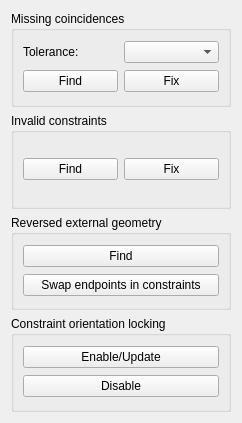
Old version of the form src/Mod/Sketcher/Gui/TaskSketcherValidation.ui in the repository DeepSOIC/FreeCAD-ellipse.
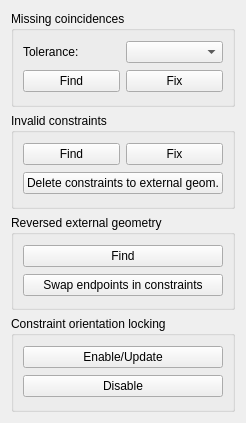
New version of the form.

Commit message: Sketch:Validation: fix forgotten transactions + add a button to delete all constraints to external geometry.

Patch:
```diff
--- a/src/Mod/Sketcher/Gui/TaskSketcherValidation.ui
+++ b/src/Mod/Sketcher/Gui/TaskSketcherValidation.ui
@@ -34,6 +34,13 @@
         </property>
        </widget>
       </item>
+      <item row="1" column="0" colspan="2">
+       <widget class="QPushButton" name="delConstrExtr">
+        <property name="text">
+         <string>Delete constraints to external geom.</string>
+        </property>
+       </widget>
+      </item>
      </layout>
     </widget>
    </item>
```
Left out of the diff: 4 changed lines with no effect on the pictures. The commit also changes 3 other files.
